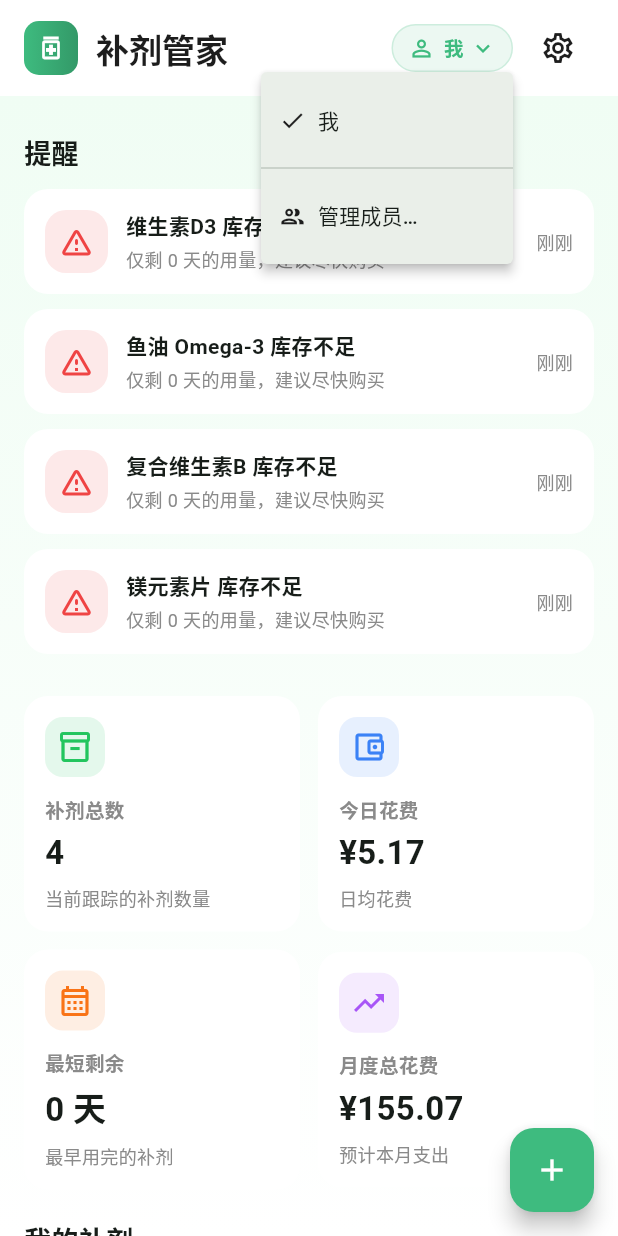
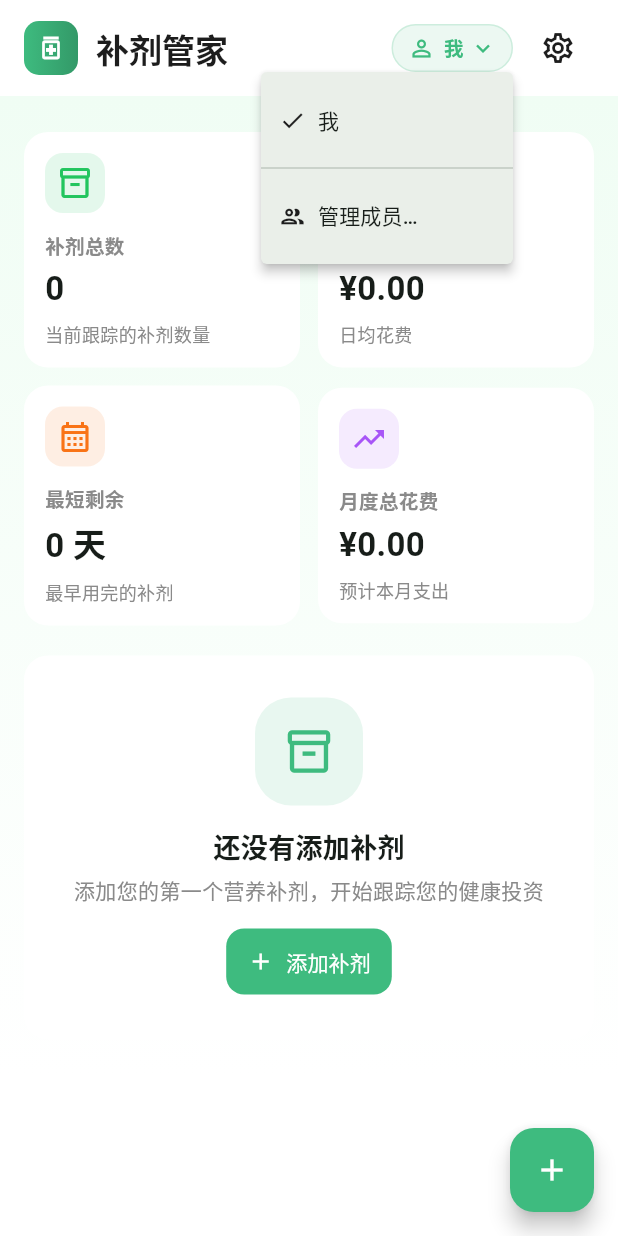
Before and after one commit to BryceWG/supplement-tracker, a Flutter app: the screen it shows after launch, after a tap on an icon or button, on a phone screen of 412 x 824 dp. Run offline on Flutter 3.47's test engine with Material 3 defaults, Android fonts, the light colour scheme and no system bars; our stand-ins replace file_picker, shared_preferences; missing offline and left inert: dart:html.

Commit message:
fix(supplement): fix remaining quantity and start date handling
- Add `startUseDateYmdForCalc` to compute the start date based on today when `startUseDate` is absent.
- Update `usedDaysAt`, `skippedDaysBefore`, and `estimatedRemainingQuantityAt` to use the new method and base remaining calculations on `totalQuantity`.
- Remove legacy sample data and disable automatic seeding in the controller and store.
- Adjust UI messages to display the actual start date or a fallback.
- Add tests verifying that `totalQuantity` is used as the baseline for remaining quantity estimation.

```diff
--- a/lib/src/controllers/supplements_controller.dart
+++ b/lib/src/controllers/supplements_controller.dart
@@ -55,7 +55,7 @@ class SupplementsController extends ChangeNotifier {
   }
 
   Future<void> init() async {
-    await _loadFromStore(seedSampleIfEmpty: true);
+    await _loadFromStore(seedSampleIfEmpty: false);
   }
 
   Future<void> reload({bool seedSampleIfEmpty = false}) async {
@@ -145,7 +145,7 @@ class SupplementsController extends ChangeNotifier {
     final now = today ?? DateTime.now();
     final todayDay = Supplement.startOfDay(now);
 
-    final start = DateTime.tryParse(s.effectiveStartUseDateYmd) ?? now;
+    final start = DateTime.tryParse(s.startUseDateYmdForCalc(now)) ?? now;
     final startDay = Supplement.startOfDay(start);
 
     // If the supplement hasn't started yet, postponing means moving the start day later.
--- a/lib/src/models/supplement.dart
+++ b/lib/src/models/supplement.dart
@@ -38,6 +38,12 @@ class Supplement {
   final List<String> skippedDates;
 
   String get effectiveStartUseDateYmd => startUseDate ?? purchaseDate;
+
+  String startUseDateYmdForCalc(DateTime today) {
+    // Legacy data might not have `startUseDate`. In that case, treat it as "not started yet",
+    // so remaining days won't suddenly drop just because `purchaseDate` is old.
+    return startUseDate ?? formatYmd(today);
+  }
 
   static DateTime parseYmd(String ymd) => DateTime.parse(ymd);
 
@@ -91,7 +97,7 @@ class Supplement {
   static DateTime startOfDay(DateTime dt) => DateTime(dt.year, dt.month, dt.day);
 
   int usedDaysAt(DateTime today) {
-    final start = DateTime.tryParse(effectiveStartUseDateYmd);
+    final start = DateTime.tryParse(startUseDateYmdForCalc(today));
     if (start == null) return 0;
     final diff = startOfDay(today).difference(startOfDay(start)).inDays;
     return diff < 0 ? 0 : diff;
@@ -100,7 +106,7 @@ class Supplement {
   int skippedDaysBefore(DateTime today) {
     if (skippedDates.isEmpty) return 0;
 
-    final start = DateTime.tryParse(effectiveStartUseDateYmd);
+    final start = DateTime.tryParse(startUseDateYmdForCalc(today));
     if (start == null) return 0;
     final startDay = startOfDay(start);
     final todayDay = startOfDay(today);
@@ -124,11 +130,12 @@ class Supplement {
   }
 
   int estimatedRemainingQuantityAt(DateTime today) {
-    if (dailyDosage <= 0) return remainingQuantity.clamp(0, totalQuantity);
+    if (totalQuantity <= 0) return 0;
+    if (dailyDosage <= 0) return totalQuantity;
+
     final consumed = consumedDaysAt(today) * dailyDosage;
-    final left = remainingQuantity - consumed;
+    final left = totalQuantity - consumed;
     if (left <= 0) return 0;
-    if (totalQuantity <= 0) return 0;
     return left > totalQuantity ? totalQuantity : left;
   }
 
--- a/lib/src/sample/sample_data.dart
+++ /dev/null
@@ -1,61 +0,0 @@
-import '../models/supplement.dart';
-import '../util/colors.dart';
-
-class SampleData {
-  static List<Supplement> supplements() {
-    return [
-      Supplement(
-        id: '1',
-        name: '维生素D3',
-        specification: '2000IU, 180粒',
-        dailyDosage: 1,
-        dosageUnit: '粒',
-        price: 128,
-        purchaseDate: '2024-01-15',
-        totalQuantity: 180,
-        remainingQuantity: 120,
-        category: '维生素',
-        colorHex: CategoryColors.toHex(CategoryColors.vitamins),
-      ),
-      Supplement(
-        id: '2',
-        name: '鱼油 Omega-3',
-        specification: '1000mg, 120粒',
-        dailyDosage: 2,
-        dosageUnit: '粒',
-        price: 168,
-        purchaseDate: '2024-02-01',
-        totalQuantity: 120,
-        remainingQuantity: 45,
-        category: '脂肪酸',
-        colorHex: CategoryColors.toHex(CategoryColors.fattyAcids),
-      ),
-      Supplement(
-        id: '3',
-        name: '复合维生素B',
-        specification: '100片',
-        dailyDosage: 1,
-        dosageUnit: '片',
-        price: 68,
-        purchaseDate: '2024-01-20',
-        totalQuantity: 100,
-        remainingQuantity: 78,
-        category: '维生素',
-        colorHex: CategoryColors.toHex(CategoryColors.probiotics),
-      ),
-      Supplement(
-        id: '4',
-        name: '镁元素片',
-        specification: '200mg, 90片',
-        dailyDosage: 1,
-        dosageUnit: '片',
-        price: 88,
-        purchaseDate: '2024-02-10',
-        totalQuantity: 90,
-        remainingQuantity: 82,
-        category: '矿物质',
-        colorHex: CategoryColors.toHex(CategoryColors.minerals),
-      ),
-    ];
-  }
-}
--- a/lib/src/services/supplements_store.dart
+++ b/lib/src/services/supplements_store.dart
@@ -2,7 +2,6 @@ import 'package:shared_preferences/shared_preferences.dart';
 
 import '../models/profile.dart';
 import '../models/supplement.dart';
-import '../sample/sample_data.dart';
 
 class SupplementsStore {
   static const _legacySupplementsKey = 'supplements_v1';
@@ -69,13 +68,13 @@ class SupplementsStore {
     final prefs = await SharedPreferences.getInstance();
     final raw = prefs.getString(_supplementsKeyForProfile(profileId));
     if (raw == null || raw.trim().isEmpty) {
-      return seedSampleIfEmpty ? SampleData.supplements() : const [];
+      return const [];
     }
 
     try {
       return Supplement.decodeList(raw);
     } catch (_) {
-      return seedSampleIfEmpty ? SampleData.supplements() : const [];
+      return const [];
     }
   }
 
--- a/lib/src/ui/home/home_screen.dart
+++ b/lib/src/ui/home/home_screen.dart
@@ -88,7 +88,7 @@ class _HomeScreenState extends State<HomeScreen> {
 
     String message;
     if (startChanged) {
-      message = '已将「${updated.name}」开始使用日期延期至 ${updated.effectiveStartUseDateYmd}';
+      message = '已将「${updated.name}」开始使用日期延期至 ${updated.startUseDate ?? updated.effectiveStartUseDateYmd}';
     } else if (skippedChanged) {
       final today = Supplement.formatYmd(DateTime.now());
       message = '已为「${updated.name}」跳过 $today（当天不吃）';
--- a/lib/src/widgets/supplement_card.dart
+++ b/lib/src/widgets/supplement_card.dart
@@ -59,7 +59,7 @@ class SupplementCard extends StatelessWidget {
                   const SizedBox(height: 4),
                   Text(
                     '${supplement.specification} · 每日${supplement.dailyDosage}${supplement.dosageUnit}'
-                    ' · 开始：${supplement.effectiveStartUseDateYmd}',
+                    ' · 开始：${supplement.startUseDate ?? '未设置'}',
                     style: const TextStyle(color: Color(0xFF8A8A8A), fontSize: 12),
                   ),
                   const SizedBox(height: 10),
```
Also changed, not shown: 1 other file.
